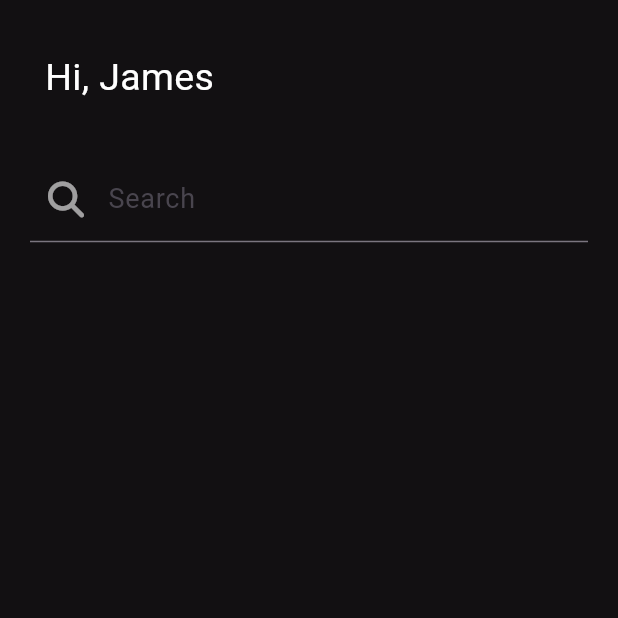
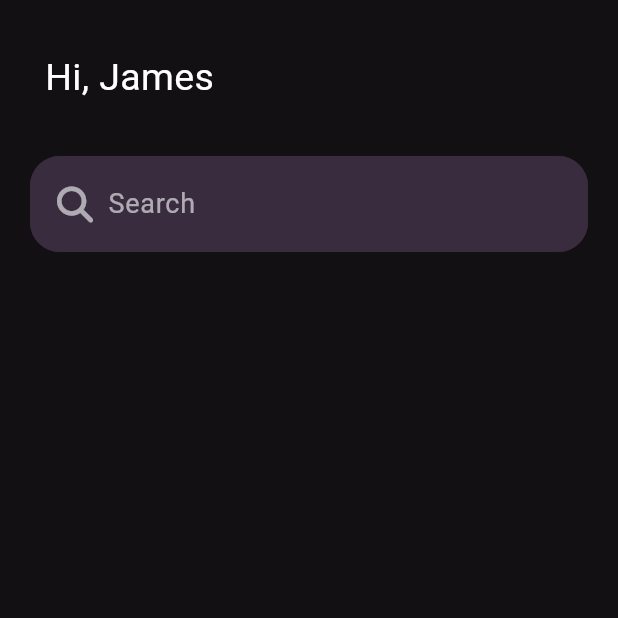
Before and after one commit to Tosin8/boxx, a Flutter app: the HomeScreen screen opened directly, on a phone screen of 412 x 824 dp, the top half of it. Run offline on Flutter 3.47's test engine with Material 3 defaults, Android fonts, the phone set to English and light mode, and no system bars; our stand-ins replace animate_do, font_awesome_flutter, page_transition, video_player.

```diff
--- a/lib/screens/home/home.dart
+++ b/lib/screens/home/home.dart
@@ -32,12 +32,33 @@ class _HomeScreenState extends State<HomeScreen> {
               Padding(
                 padding: const EdgeInsets.only(left: 20, right: 20),
                 child: TextFormField(
+                  textInputAction: TextInputAction.done,
+
+                  keyboardType: TextInputType.name,
+                  enableSuggestions: true,
+                  style: const TextStyle(color: Colors.white),
                   decoration: InputDecoration(
                     fillColor: kSearchColor,
-                    prefixIcon: Icon(FontAwesomeIcons.magnifyingGlass, color: Colors.white.withOpacity(0.6),
+                    filled: true,
+                    prefixIcon: Padding(
+                      padding: const EdgeInsets.only(left:12.0),
+                      child: Icon(FontAwesomeIcons.magnifyingGlass, color: Colors.white.withOpacity(0.6),
+                      ),
                     ),
                     labelText: 'Search',
-                    labelStyle: TextStyle(fontSize: 18),
+                    labelStyle: TextStyle(fontSize: 18, color: Colors.white.withOpacity(0.6)),
+                    contentPadding: const EdgeInsets.symmetric(horizontal: 30, vertical: 20),
+              enabledBorder: OutlineInputBorder(
+                borderRadius: BorderRadius.circular(20),
+                borderSide: const BorderSide(color: kSearchColor),
+                gapPadding: 10, ),
+
+                focusedBorder: OutlineInputBorder(
+
+            borderRadius: BorderRadius.circular(20),
+            borderSide: const BorderSide(color: kSearchColor),
+            gapPadding: 10,
+          ),
                   ),
 
                 ),
```
Also changed, not shown: lib/screens/home/home_widget.dart (added, +47 -0 lines).
